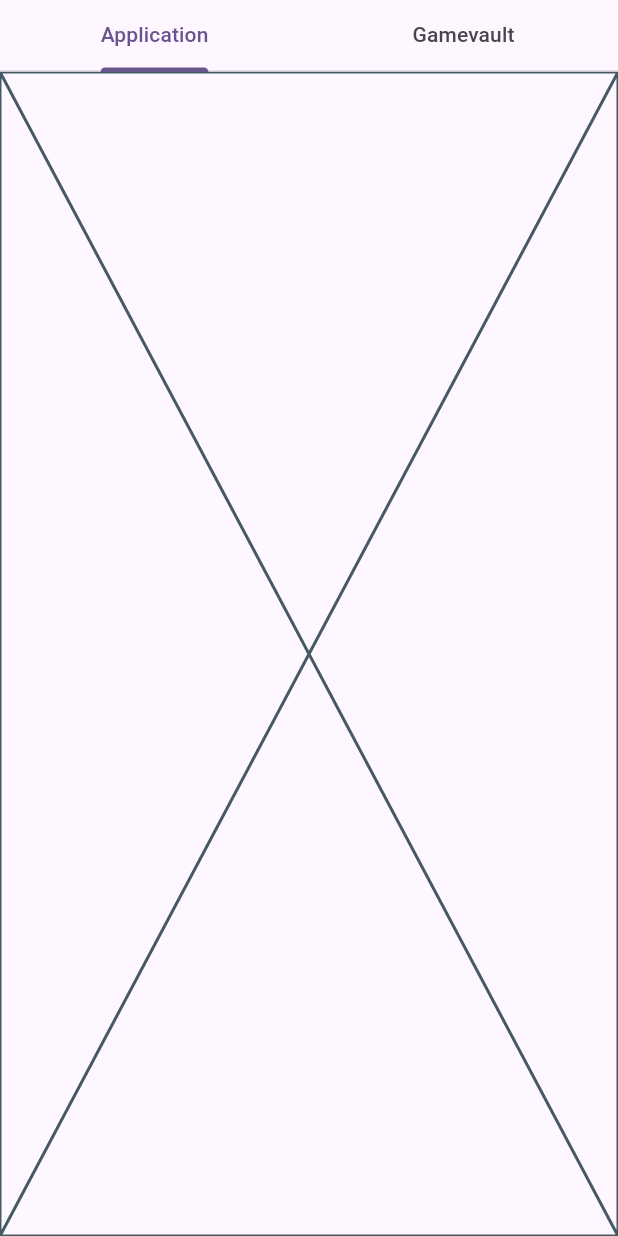
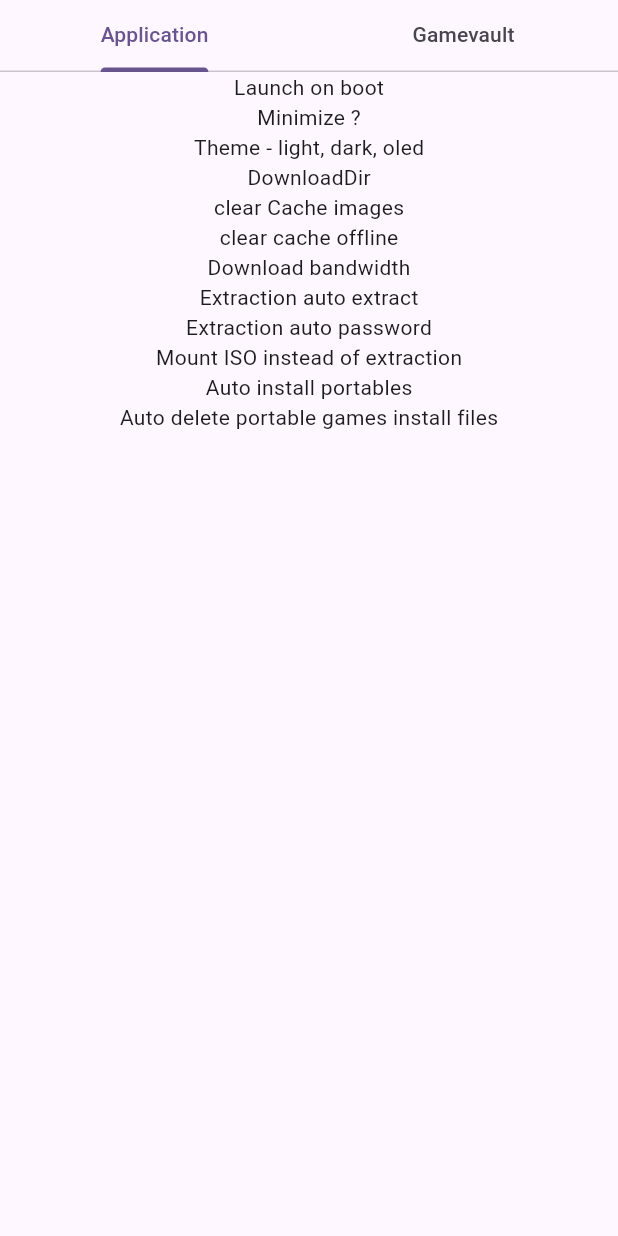
Before and after one commit to felixjulianheitmann/clavis, a Flutter app: the SettingsPage screen opened directly, on a phone screen of 412 x 824 dp. Run offline on Flutter 3.47's test engine with Material 3 defaults, Android fonts, the phone set to English and light mode, and no system bars; our stand-ins replace animated_splash_screen, carousel_slider, dio, flutter_bloc, flutter_secure_storage, flutter_spinkit and 4 more; missing offline and left inert: gamevault_client_sdk; accounts and stored records are empty; generated files the repository leaves out were written again.

Commit message:
setting placeholders

```diff
--- a/lib/widgets/settings/app_settings.dart
+++ b/lib/widgets/settings/app_settings.dart
@@ -5,6 +5,24 @@
 
   @override
   Widget build(BuildContext context) {
-    return Placeholder();
+    return Column(
+      children: [
+        Text("Launch on boot"),
+        Text("Minimize ?"),
+        Text("Theme - light, dark, oled"),
+        Text("DownloadDir"),
+        //
+        // Server
+        Text("clear Cache images"),
+        Text("clear cache offline"),
+        // download and install
+        Text("Download bandwidth"),
+        Text("Extraction auto extract"),
+        Text("Extraction auto password"),
+        Text("Mount ISO instead of extraction"),
+        Text("Auto install portables"),
+        Text("Auto delete portable games install files"),
+      ],
+    );
   }
 }
```
